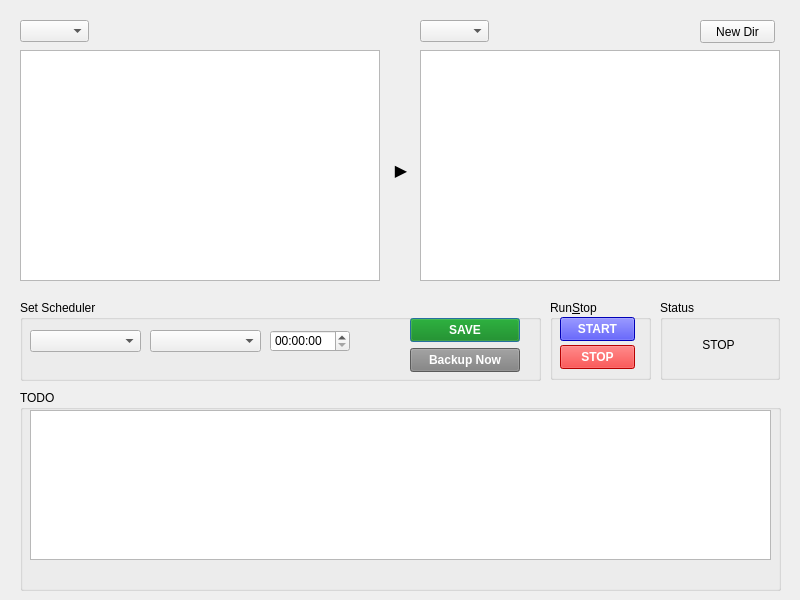
Old version of the form file_backup.ui in the repository anjy/PCBackupTool.
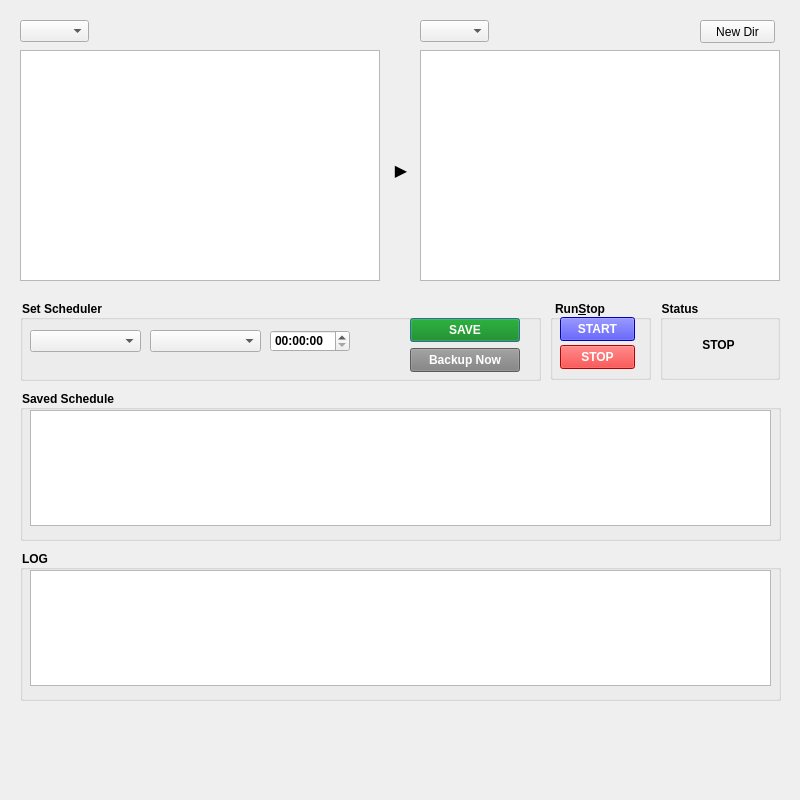
New version of the form.

What changed in the file:
```diff
--- a/file_backup.ui
+++ b/file_backup.ui
@@ -7,7 +7,7 @@
     <x>0</x>
     <y>0</y>
     <width>800</width>
-    <height>600</height>
+    <height>800</height>
    </rect>
   </property>
   <property name="minimumSize">
@@ -19,7 +19,7 @@
   <property name="maximumSize">
    <size>
     <width>800</width>
-    <height>600</height>
+    <height>800</height>
    </size>
   </property>
   <property name="windowTitle">
@@ -63,11 +63,14 @@
      <x>20</x>
      <y>390</y>
      <width>761</width>
-     <height>201</height>
+     <height>151</height>
     </rect>
    </property>
+   <property name="styleSheet">
+    <string notr="true"> font-weight: bold</string>
+   </property>
    <property name="title">
-    <string>TODO</string>
+    <string>Saved Schedule</string>
    </property>
    <widget class="QTableView" name="tableView_todo">
     <property name="geometry">
@@ -75,9 +78,12 @@
       <x>10</x>
       <y>20</y>
       <width>741</width>
-      <height>150</height>
+      <height>116</height>
      </rect>
     </property>
+    <property name="styleSheet">
+     <string notr="true"> font-weight: normal</string>
+    </property>
     <property name="iconSize">
      <size>
       <width>10</width>
@@ -124,6 +130,9 @@
      <height>81</height>
     </rect>
    </property>
+   <property name="styleSheet">
+    <string notr="true"> font-weight: bold</string>
+   </property>
    <property name="title">
     <string>Set Scheduler</string>
    </property>
@@ -257,6 +266,9 @@
      <height>80</height>
     </rect>
    </property>
+   <property name="styleSheet">
+    <string notr="true"> font-weight: bold</string>
+   </property>
    <property name="title">
     <string>Run&amp;Stop</string>
    </property>
@@ -318,6 +330,9 @@
      <height>80</height>
     </rect>
    </property>
+   <property name="styleSheet">
+    <string notr="true"> font-weight: bold</string>
+   </property>
    <property name="title">
     <string>Status</string>
    </property>
@@ -344,6 +359,47 @@
     </property>
    </widget>
   </widget>
+  <widget class="QGroupBox" name="groupBox_5">
+   <property name="geometry">
+    <rect>
+     <x>20</x>
+     <y>550</y>
+     <width>761</width>
+     <height>151</height>
+    </rect>
+   </property>
+   <property name="styleSheet">
+    <string notr="true"> font-weight: bold</string>
+   </property>
+   <property name="title">
+    <string>LOG</string>
+   </property>
+   <widget class="QTableView" name="tableView_log">
+    <property name="geometry">
+     <rect>
+      <x>10</x>
+      <y>20</y>
+      <width>741</width>
+      <height>116</height>
+     </rect>
+    </property>
+    <property name="styleSheet">
+     <string notr="true"> font-weight: normal</string>
+    </property>
+    <property name="iconSize">
+     <size>
+      <width>10</width>
+      <height>10</height>
+     </size>
+    </property>
+    <property name="gridStyle">
+     <enum>Qt::SolidLine</enum>
+    </property>
+    <attribute name="horizontalHeaderDefaultSectionSize">
+     <number>150</number>
+    </attribute>
+   </widget>
+  </widget>
  </widget>
  <resources/>
  <connections/>
```
